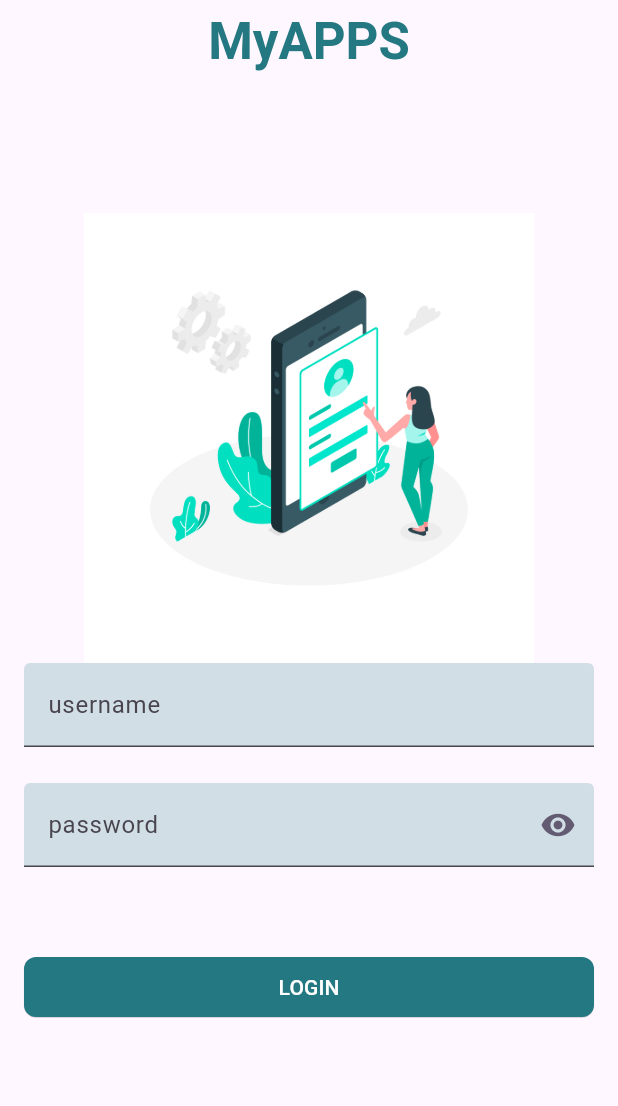
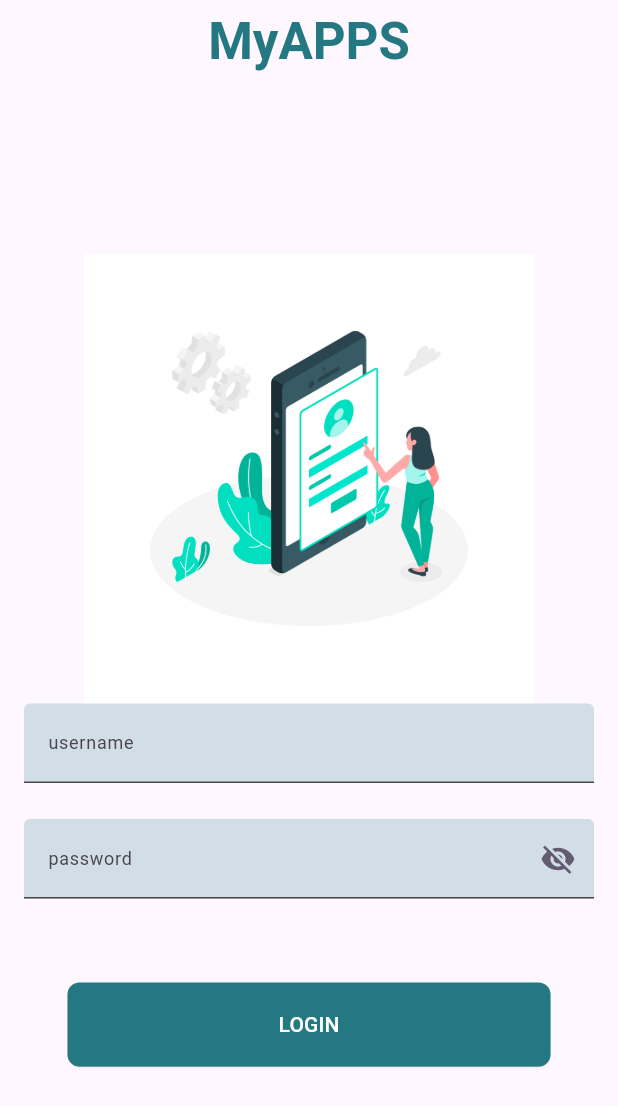
Before and after one commit to sayyidoliem/task_intern_5_flutter, a Flutter app: the screen it shows after launch, on a phone screen of 412 x 824 dp. Shown: the top 1106 px of the screen. Run offline on Flutter 3.47's test engine with Material 3 defaults, Android fonts, the phone set to English and light mode, and no system bars; our stand-ins replace bloc, dio, flutter_bloc, flutter_secure_storage, fluttertoast, pretty_dio_logger and 2 more.

Commit message:
Fix TODO

```diff
--- a/lib/config/constant/name_router.dart
+++ b/lib/config/constant/name_router.dart
@@ -1,5 +1,6 @@
 class RouteName {
-  static const login = '/';
+  static const initial = '/';
+  static const login = '/login';
   static const dashboard = '/dashboard';
   static const profile = '/profile';
 }
--- a/lib/config/router/routes.dart
+++ b/lib/config/router/routes.dart
@@ -3,6 +3,10 @@ import 'package:task_intern_5_flutter/import.dart';
 class MyRoute {
   Route onRoute(RouteSettings setting) {
     switch (setting.name) {
+      case RouteName.initial:
+        return MaterialPageRoute(
+          builder: (context) => const InitialPage(),
+        );
       case RouteName.login:
         return MaterialPageRoute(
           builder: (context) => const LoginPage(),
--- /dev/null
+++ b/lib/helper/initial_page.dart
@@ -0,0 +1,23 @@
+import 'package:task_intern_5_flutter/import.dart';
+
+class InitialPage extends StatelessWidget {
+  const InitialPage({super.key});
+
+  @override
+  Widget build(BuildContext context) {
+    return FutureBuilder<bool>(
+      future: Status.getLoginStatus(),
+      builder: (BuildContext context, AsyncSnapshot<bool> snapshot) {
+        if (snapshot.connectionState == ConnectionState.waiting) {
+          return const CircularProgressIndicator();
+        } else {
+          if (snapshot.data!) {
+            return const DashboardPage();
+          } else {
+            return const LoginPage();
+          }
+        }
+      },
+    );
+  }
+}
--- a/lib/main.dart
+++ b/lib/main.dart
@@ -22,7 +22,7 @@ class MainApp extends StatelessWidget {
       child: MaterialApp(
         title: 'task_intern_5_flutter',
         theme: ThemeData(useMaterial3: true),
-        initialRoute: RouteName.login,
+        initialRoute: RouteName.initial,
         onGenerateRoute: router.onRoute,
       ),
     );
--- a/lib/module/login/application/login_service.dart
+++ b/lib/module/login/application/login_service.dart
@@ -9,10 +9,13 @@ class LoginService implements LoginRepositories {
       Dio dio = Dio();
       Response response = await dio.post(loginUrl,
       //TODO the email and password not in queryparam but in body json, fix it again
-          queryParameters: {'email': emailValue, 'password': passwordValue});
+      //done
+          data: {'email': emailValue, 'password': passwordValue});
       print('Login Response Data: ${response.data}');
       print('Status message: ${response.data['status']}');
       if (response.statusCode == 200 && response.data['status'] == true) {
+        await saveUser(response.data);
+        await savePhone(response.data);
         await saveEmail(response.data);
         return true;
       } else {
--- a/lib/module/login/presentation/view/login_page.dart
+++ b/lib/module/login/presentation/view/login_page.dart
@@ -8,9 +8,13 @@ class LoginPage extends StatefulWidget {
 }
 
 class _LoginPageState extends State<LoginPage> {
+  late FToast fToast;
+
   final _userNameController = TextEditingController();
 
   final _passwordController = TextEditingController();
+
+  final user = UserStorage.getUser();
 
   @override
   void dispose() {
@@ -19,17 +23,24 @@ class _LoginPageState extends State<LoginPage> {
     super.dispose();
   }
 
+  @override
+  void initState() {
+    fToast = FToast();
+    fToast.init(context);
+    super.initState();
+  }
+
   //TODO remove unused parameter
-  final api = LoginService();
+  //done
 
-  bool isVisible = false;
+  bool isVisible = true;
 
   bool isValid = false;
 
   @override
   Widget build(BuildContext context) {
     //TODO no needed this anymore after using context.read()
-    LoginCubit myLoginBloc = LoginCubit();
+    //done
     return Scaffold(
       appBar: AppBar(
         title: const Text(
@@ -55,6 +66,7 @@ class _LoginPageState extends State<LoginPage> {
                 Padding(
                   padding: const EdgeInsets.symmetric(horizontal: 16.0),
                   // TODO Add typography for textfield
+                  //done
                   child: TextFormField(
                     cursorRadius: const Radius.circular(24.0),
                     controller: _userNameController,
@@ -62,6 +74,8 @@ class _LoginPageState extends State<LoginPage> {
                     decoration: const InputDecoration(
                         filled: true,
                         labelText: 'username',
+                        labelStyle: TextStyle(
+                            fontSize: 12.0, fontWeight: FontWeight.w400),
                         floatingLabelAlignment: FloatingLabelAlignment.start,
                         floatingLabelStyle:
                             TextStyle(color: Color.fromRGBO(36, 120, 129, 1)),
@@ -74,6 +88,7 @@ class _LoginPageState extends State<LoginPage> {
                 Padding(
                   padding: const EdgeInsets.symmetric(horizontal: 16.0),
                   // TODO Add typography for textfield
+                  //done
                   child: TextFormField(
                     cursorRadius: const Radius.circular(24.0),
                     controller: _passwordController,
@@ -81,6 +96,8 @@ class _LoginPageState extends State<LoginPage> {
                     decoration: InputDecoration(
                       filled: true,
                       labelText: 'password',
+                      labelStyle: const TextStyle(
+                          fontSize: 12.0, fontWeight: FontWeight.w400),
                       suffixIcon: IconButton(
                         onPressed: () {
                           (!isVisible) ? isVisible = true : isVisible = false;
@@ -102,11 +119,11 @@ class _LoginPageState extends State<LoginPage> {
                   ),
                 ),
                 // TODO use sizedbox for spacing between widgets
-                Padding(
-                  padding: const EdgeInsets.symmetric(
-                      horizontal: 16.0, vertical: 56.0),
-                  child: SizedBox(
-                    width: double.infinity,
+                //done
+                const SizedBox(height: 56.0),
+                SizedBox(
+                  width: 322.0,
+                  height: 56.0,
                   child: BlocBuilder<LoginCubit, LoginState>(
                     builder: (context, state) {
                       if (state is LoginLoading) {
@@ -116,32 +133,36 @@ class _LoginPageState extends State<LoginPage> {
                         ));
                       }
                       //TODO fix the button size, see the figma again
+                      //done
                       return ElevatedButton(
                         onPressed: () {
                           if (_userNameController.text.isEmpty) {
                             //TODO Use toast package for showing the error
-                              ScaffoldMessenger.of(context).showSnackBar(
-                                const SnackBar(
-                                  content: Text('Please enter your username'),
-                                  backgroundColor: Colors.red,
-                                ),
+                            //done
+                            fToast.showToast(
+                              child: const ToastContent(message: 'Username'),
+                              gravity: ToastGravity.CENTER,
+                              toastDuration: const Duration(seconds: 2),
                             );
                           } else if (_passwordController.text.isEmpty) {
                             //TODO Use toast package for showing the error
-                              ScaffoldMessenger.of(context).showSnackBar(
-                                const SnackBar(
-                                  content: Text('Please enter your password'),
-                                  backgroundColor: Colors.red,
-                                ),
+                            //done
+                            fToast.showToast(
+                              child: const ToastContent(message: 'Password'),
+                              gravity: ToastGravity.CENTER,
+                              toastDuration: const Duration(seconds: 2),
                             );
                           }
 
                           // TODO use context.read()
-                            myLoginBloc.onLoginSuccess(_userNameController.text,
-                                _passwordController.text, context);
+                          //done
+                          context.read<LoginCubit>().onLoginSuccess(
+                              _userNameController.text,
+                              _passwordController.text,
+                              context);
 
                           //TODO no needed setState anymore
-                            setState(() {});
+                          //done
                         },
                         style: ElevatedButton.styleFrom(
                           shape: RoundedRectangleBorder(
@@ -157,7 +178,6 @@ class _LoginPageState extends State<LoginPage> {
                       );
                     },
                   ),
-                  ),
                 )
               ],
             ),
--- /dev/null
+++ b/lib/sharepreference/status.dart
@@ -0,0 +1,13 @@
+import 'package:task_intern_5_flutter/import.dart';
+
+class Status {
+ static Future<void> setLoginStatus(bool isUserLoggedIn) async {
+    final prefs = await SharedPreferences.getInstance();
+    await prefs.setBool('isLoggedIn', isUserLoggedIn);
+  }
+
+  static Future<bool> getLoginStatus() async {
+    final prefs = await SharedPreferences.getInstance();
+    return prefs.getBool('isLoggedIn') ?? false;
+  }
+}
```
Also changed, not shown: lib/config/constant/name_month.dart (added, +14 -0 lines), lib/import.dart (+6 -1 lines), lib/module/dashboard/presentation/component/card.dart (+20 -9 lines), lib/module/dashboard/presentation/view/dashboard_page.dart (+11 -3 lines), lib/module/login/presentation/component/snackbar.dart (added, +41 -0 lines), lib/module/login/presentation/cubit/login_cubit.dart (+5 -3 lines), lib/module/profile/presentation/view/profile_page.dart (+7 -4 lines). Lines whose indentation alone changed are shown as unchanged.
